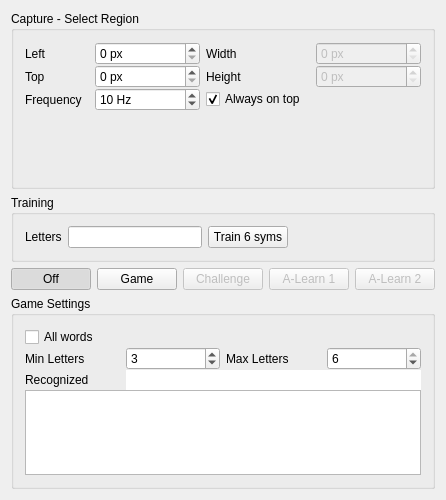
Above: AppWidget.ui from enricoros/k-web-automation-autogram before the change. Below: the same form after it.
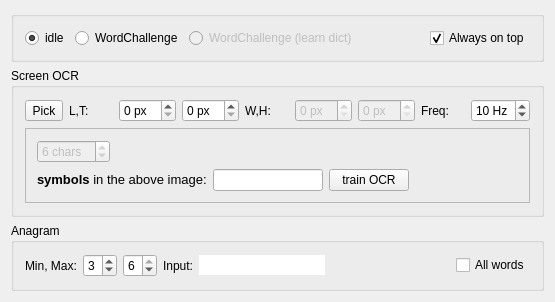
That is the form after the change.

Diff of the .ui file:
```diff
--- a/AppWidget.ui
+++ b/AppWidget.ui
@@ -6,76 +6,131 @@
    <rect>
     <x>0</x>
     <y>0</y>
-    <width>430</width>
-    <height>500</height>
+    <width>555</width>
+    <height>283</height>
    </rect>
   </property>
   <property name="windowTitle">
    <string>AppWidget</string>
   </property>
-  <layout class="QVBoxLayout" name="verticalLayout">
+  <layout class="QGridLayout" name="gridLayout_3">
+   <item row="0" column="0">
+    <widget class="QGroupBox" name="groupBox_3">
+     <property name="title">
+      <string/>
+     </property>
+     <layout class="QHBoxLayout" name="horizontalLayout_5">
    <item>
+       <widget class="QRadioButton" name="gameNo">
+        <property name="text">
+         <string>idle</string>
+        </property>
+        <property name="checked">
+         <bool>true</bool>
+        </property>
+       </widget>
+      </item>
+      <item>
+       <widget class="QRadioButton" name="gameWc">
+        <property name="text">
+         <string>WordChallenge</string>
+        </property>
+        <property name="checked">
+         <bool>false</bool>
+        </property>
+       </widget>
+      </item>
+      <item>
+       <widget class="QRadioButton" name="gameWcLearn">
+        <property name="enabled">
+         <bool>false</bool>
+        </property>
+        <property name="text">
+         <string>WordChallenge (learn dict)</string>
+        </property>
+       </widget>
+      </item>
+      <item>
+       <spacer name="horizontalSpacer_3">
+        <property name="orientation">
+         <enum>Qt::Horizontal</enum>
+        </property>
+        <property name="sizeHint" stdset="0">
+         <size>
+          <width>40</width>
+          <height>20</height>
+         </size>
+        </property>
+       </spacer>
+      </item>
+      <item>
+       <widget class="QCheckBox" name="onTop">
+        <property name="text">
+         <string>Always on top</string>
+        </property>
+        <property name="checked">
+         <bool>true</bool>
+        </property>
+       </widget>
+      </item>
+     </layout>
+    </widget>
+   </item>
+   <item row="1" column="0">
     <widget class="QGroupBox" name="capBox">
      <property name="title">
-      <string>Capture - Select Region</string>
+      <string>Screen OCR</string>
+     </property>
+     <property name="checkable">
+      <bool>false</bool>
      </property>
      <layout class="QGridLayout" name="gridLayout">
-      <property name="verticalSpacing">
-       <number>0</number>
-      </property>
       <item row="0" column="0">
-       <widget class="QLabel" name="xOffsetLabel">
+       <widget class="QToolButton" name="pickRegionButton">
         <property name="text">
-         <string>Left</string>
+         <string>Pick</string>
         </property>
        </widget>
       </item>
       <item row="0" column="1">
-       <widget class="QSpinBox" name="left">
-        <property name="suffix">
-         <string> px</string>
+       <widget class="QLabel" name="xOffsetLabel">
+        <property name="text">
+         <string>L,T:</string>
         </property>
        </widget>
       </item>
       <item row="0" column="2">
-       <widget class="QLabel" name="regionWidthLabel">
-        <property name="text">
-         <string>Width</string>
+       <widget class="QSpinBox" name="left">
+        <property name="suffix">
+         <string> px</string>
         </property>
        </widget>
       </item>
       <item row="0" column="3">
-       <widget class="QSpinBox" name="width">
-        <property name="enabled">
-         <bool>false</bool>
-        </property>
-        <property name="suffix">
-         <string> px</string>
-        </property>
-       </widget>
-      </item>
-      <item row="1" column="0">
-       <widget class="QLabel" name="yOffsetLabel">
-        <property name="text">
-         <string>Top</string>
-        </property>
-       </widget>
-      </item>
-      <item row="1" column="1">
        <widget class="QSpinBox" name="top">
         <property name="suffix">
          <string> px</string>
         </property>
        </widget>
       </item>
-      <item row="1" column="2">
-       <widget class="QLabel" name="regionHeightLabel">
+      <item row="0" column="4">
+       <widget class="QLabel" name="regionWidthLabel">
         <property name="text">
-         <string>Height</string>
+         <string>W,H:</string>
         </property>
        </widget>
       </item>
-      <item row="1" column="3">
+      <item row="0" column="5">
+       <widget class="QSpinBox" name="width">
+        <property name="enabled">
+         <bool>false</bool>
+        </property>
+        <property name="suffix">
+         <string> px</string>
+        </property>
+       </widget>
+      </item>
+      <item row="0" column="6">
        <widget class="QSpinBox" name="height">
         <property name="enabled">
          <bool>false</bool>
@@ -85,15 +140,21 @@
         </property>
        </widget>
       </item>
-      <item row="2" column="0">
+      <item row="0" column="7">
        <widget class="QLabel" name="yOffsetLabel_2">
         <property name="text">
-         <string>Frequency</string>
+         <string>Freq:</string>
         </property>
        </widget>
       </item>
-      <item row="2" column="1">
+      <item row="0" column="8">
        <widget class="QSpinBox" name="frequency">
+        <property name="maximumSize">
+         <size>
+          <width>71</width>
+          <height>16777215</height>
+         </size>
+        </property>
         <property name="suffix">
          <string> Hz</string>
         </property>
@@ -108,70 +169,81 @@
         </property>
        </widget>
       </item>
-      <item row="2" column="2" colspan="2">
-       <widget class="QCheckBox" name="onTop">
-        <property name="text">
-         <string>Always on top</string>
+      <item row="1" column="0" colspan="9">
+       <widget class="QFrame" name="frame">
+        <property name="frameShape">
+         <enum>QFrame::StyledPanel</enum>
         </property>
-        <property name="checked">
-         <bool>true</bool>
+        <property name="frameShadow">
+         <enum>QFrame::Raised</enum>
         </property>
-       </widget>
-      </item>
-      <item row="3" column="0">
-       <widget class="QLabel" name="display1">
-        <property name="minimumSize">
-         <size>
-          <width>64</width>
-          <height>64</height>
-         </size>
-        </property>
-        <property name="maximumSize">
-         <size>
-          <width>64</width>
-          <height>64</height>
-         </size>
-        </property>
-        <property name="autoFillBackground">
+        <layout class="QVBoxLayout" name="verticalLayout_3">
+         <item>
+          <layout class="QHBoxLayout" name="horizontalLayout_6">
+           <item>
+            <widget class="QSpinBox" name="symbols">
+             <property name="enabled">
          <bool>false</bool>
         </property>
-        <property name="text">
-         <string/>
-        </property>
-       </widget>
-      </item>
-      <item row="3" column="1" colspan="3">
-       <widget class="QLabel" name="display2">
-        <property name="minimumSize">
-         <size>
-          <width>320</width>
-          <height>41</height>
-         </size>
-        </property>
-        <property name="maximumSize">
+             <property name="suffix">
+              <string> chars</string>
+             </property>
+             <property name="minimum">
+              <number>1</number>
+             </property>
+             <property name="maximum">
+              <number>20</number>
+             </property>
+             <property name="value">
+              <number>6</number>
+             </property>
+            </widget>
+           </item>
+           <item>
+            <spacer name="horizontalSpacer_5">
+             <property name="orientation">
+              <enum>Qt::Horizontal</enum>
+             </property>
+             <property name="sizeHint" stdset="0">
          <size>
-          <width>320</width>
-          <height>41</height>
-         </size>
-        </property>
+               <width>40</width>
+               <height>20</height>
+              </size>
+             </property>
+            </spacer>
+           </item>
+           <item>
+            <widget class="QLabel" name="capDisplay">
         <property name="text">
          <string/>
         </property>
        </widget>
       </item>
-     </layout>
-    </widget>
+           <item>
+            <spacer name="horizontalSpacer_6">
+             <property name="orientation">
+              <enum>Qt::Horizontal</enum>
+             </property>
+             <property name="sizeHint" stdset="0">
+              <size>
+               <width>40</width>
+               <height>20</height>
+              </size>
+             </property>
+            </spacer>
+           </item>
+          </layout>
    </item>
    <item>
-    <widget class="QGroupBox" name="groupBox_2">
-     <property name="title">
-      <string>Training</string>
-     </property>
      <layout class="QHBoxLayout" name="horizontalLayout_2">
       <item>
        <widget class="QLabel" name="label_4">
         <property name="text">
-         <string>Letters</string>
+              <string>&lt;!DOCTYPE HTML PUBLIC &quot;-//W3C//DTD HTML 4.0//EN&quot; &quot;http://www.w3.org/TR/REC-html40/strict.dtd&quot;&gt;
+&lt;html&gt;&lt;head&gt;&lt;meta name=&quot;qrichtext&quot; content=&quot;1&quot; /&gt;&lt;style type=&quot;text/css&quot;&gt;
+p, li { white-space: pre-wrap; }
+&lt;/style&gt;&lt;/head&gt;&lt;body style=&quot; font-family:'Sans Serif'; font-size:10pt; font-weight:400; font-style:normal;&quot;&gt;
+&lt;p style=&quot; margin-top:0px; margin-bottom:0px; margin-left:0px; margin-right:0px; -qt-block-indent:0; text-indent:0px;&quot;&gt;&lt;span style=&quot; font-weight:600;&quot;&gt;symbols&lt;/span&gt; in the above image:&lt;/p&gt;&lt;/body&gt;&lt;/html&gt;</string>
         </property>
        </widget>
       </item>
@@ -185,7 +257,7 @@
       <item>
        <widget class="QPushButton" name="trainButton">
         <property name="text">
-         <string>Train 6 syms</string>
+              <string>train OCR</string>
         </property>
        </widget>
       </item>
@@ -203,78 +275,17 @@
        </spacer>
       </item>
      </layout>
-    </widget>
-   </item>
-   <item>
-    <layout class="QHBoxLayout" name="horizontalLayout">
-     <item>
-      <widget class="QPushButton" name="btnOff">
-       <property name="text">
-        <string>Off</string>
-       </property>
-       <property name="checkable">
-        <bool>true</bool>
-       </property>
-       <property name="checked">
-        <bool>true</bool>
-       </property>
-      </widget>
-     </item>
-     <item>
-      <widget class="QPushButton" name="btnGame">
-       <property name="text">
-        <string>Game</string>
-       </property>
-       <property name="checkable">
-        <bool>true</bool>
-       </property>
-      </widget>
-     </item>
-     <item>
-      <widget class="QPushButton" name="btnChallenge">
-       <property name="enabled">
-        <bool>false</bool>
-       </property>
-       <property name="text">
-        <string>Challenge</string>
-       </property>
-       <property name="checkable">
-        <bool>true</bool>
-       </property>
-      </widget>
-     </item>
-     <item>
-      <widget class="QPushButton" name="btnLearn1">
-       <property name="enabled">
-        <bool>false</bool>
-       </property>
-       <property name="text">
-        <string>A-Learn 1</string>
-       </property>
-       <property name="checkable">
-        <bool>true</bool>
-       </property>
-      </widget>
-     </item>
-     <item>
-      <widget class="QPushButton" name="btnLearn2">
-       <property name="enabled">
-        <bool>false</bool>
-       </property>
-       <property name="text">
-        <string>A-Learn 2</string>
-       </property>
-       <property name="checkable">
-        <bool>true</bool>
-       </property>
-      </widget>
-     </item>
-    </layout>
-   </item>
-   <item>
+         </item>
+        </layout>
+       </widget>
+      </item>
+     </layout>
+    </widget>
+   </item>
+   <item row="2" column="0">
     <widget class="QGroupBox" name="groupBox">
      <property name="title">
-      <string>Game Settings</string>
+      <string>Anagram</string>
      </property>
      <property name="checked">
       <bool>false</bool>
@@ -286,7 +297,7 @@
       <item row="1" column="0">
        <widget class="QLabel" name="xOffsetLabel_2">
         <property name="text">
-         <string>Min Letters</string>
+         <string>Min, Max:</string>
         </property>
        </widget>
       </item>
@@ -304,13 +315,6 @@
        </widget>
       </item>
       <item row="1" column="2">
-       <widget class="QLabel" name="xOffsetLabel_3">
-        <property name="text">
-         <string>Max Letters</string>
-        </property>
-       </widget>
-      </item>
-      <item row="1" column="3">
        <widget class="QSpinBox" name="maxLetters">
         <property name="minimum">
          <number>1</number>
@@ -323,14 +327,27 @@
         </property>
        </widget>
       </item>
-      <item row="2" column="0">
-       <widget class="QLabel" name="label_2">
+      <item row="1" column="5">
+       <spacer name="horizontalSpacer_4">
+        <property name="orientation">
+         <enum>Qt::Horizontal</enum>
+        </property>
+        <property name="sizeHint" stdset="0">
+         <size>
+          <width>40</width>
+          <height>20</height>
+         </size>
+        </property>
+       </spacer>
+      </item>
+      <item row="1" column="6">
+       <widget class="QCheckBox" name="allWords">
         <property name="text">
-         <string>Recognized</string>
+         <string>All words</string>
         </property>
        </widget>
       </item>
-      <item row="2" column="1" colspan="3">
+      <item row="1" column="4">
        <widget class="QLineEdit" name="currentLetters">
         <property name="frame">
          <bool>false</bool>
@@ -340,13 +357,10 @@
         </property>
        </widget>
       </item>
-      <item row="3" column="0" colspan="4">
-       <widget class="QPlainTextEdit" name="words"/>
-      </item>
-      <item row="0" column="0">
-       <widget class="QCheckBox" name="allWords">
+      <item row="1" column="3">
+       <widget class="QLabel" name="xOffsetLabel_3">
         <property name="text">
-         <string>All words</string>
+         <string>Input:</string>
         </property>
        </widget>
       </item>
```
Left out of the diff: 2 changed lines with no effect on the pictures. Lines whose indentation alone changed are shown as unchanged.
